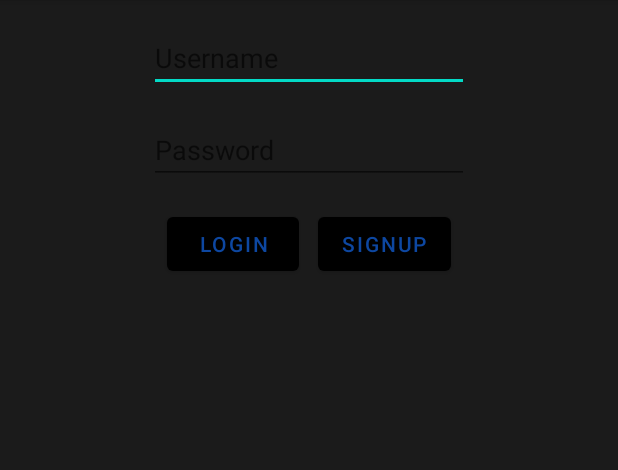
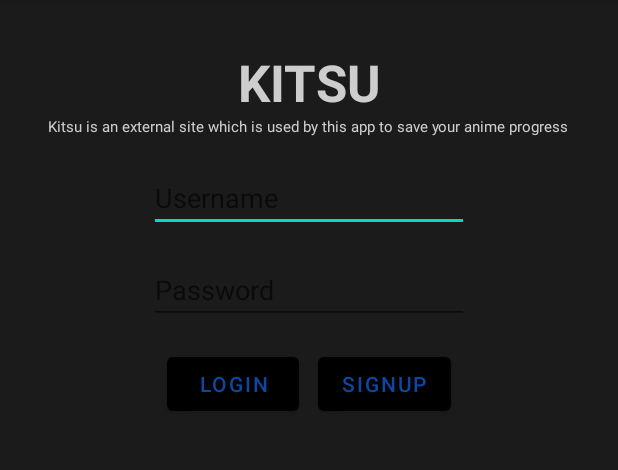
Before and after one commit to Ghost-Reborn/WanPisu, an Android app: the screen it shows after launch (KitsuLoginActivity), on a phone screen of 412 x 824 dp, the part 84-554 px from its top. Run offline under Robolectric (Android 15) with nearby library versions, the phone set to English and light mode, and no system bars.

Commit message:
Update Login Screen

```diff
--- a/app/src/main/res/layout/activity_kitsu_login.xml
+++ b/app/src/main/res/layout/activity_kitsu_login.xml
@@ -20,13 +20,13 @@
         android:id="@+id/kitsu_user_name_text_view"
         android:layout_width="wrap_content"
         android:layout_height="wrap_content"
-        android:layout_marginTop="16dp"
+        android:layout_marginTop="32dp"
         android:ems="10"
         android:hint="Username"
         android:inputType="textPersonName"
         app:layout_constraintEnd_toEndOf="parent"
         app:layout_constraintStart_toStartOf="parent"
-        app:layout_constraintTop_toTopOf="parent" />
+        app:layout_constraintTop_toBottomOf="@+id/textView3" />
 
     <EditText
         android:id="@+id/kitsu_user_pass_text_view"
@@ -49,4 +49,28 @@
         app:layout_constraintEnd_toStartOf="@+id/kitsu_signup_button"
         app:layout_constraintStart_toStartOf="@+id/kitsu_user_pass_text_view"
         app:layout_constraintTop_toBottomOf="@+id/kitsu_user_pass_text_view" />
+
+    <TextView
+        android:id="@+id/textView3"
+        android:layout_width="wrap_content"
+        android:layout_height="wrap_content"
+        android:layout_marginTop="32dp"
+        android:text="KITSU"
+        android:textSize="34sp"
+        android:textStyle="bold"
+        app:layout_constraintEnd_toEndOf="parent"
+        app:layout_constraintStart_toStartOf="parent"
+        app:layout_constraintTop_toTopOf="parent" />
+
+    <TextView
+        android:id="@+id/textView4"
+        android:layout_width="0dp"
+        android:layout_height="wrap_content"
+        android:layout_marginStart="32dp"
+        android:layout_marginEnd="32dp"
+        android:text="Kitsu is an external site which is used by this app to save your anime progress"
+        android:textSize="10sp"
+        app:layout_constraintEnd_toEndOf="parent"
+        app:layout_constraintStart_toStartOf="parent"
+        app:layout_constraintTop_toBottomOf="@+id/textView3" />
 </androidx.constraintlayout.widget.ConstraintLayout>
```
